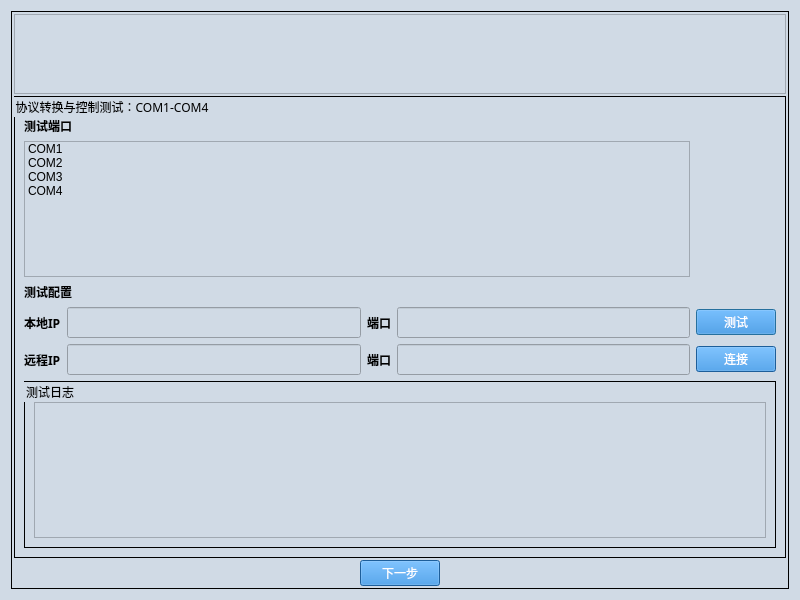
Old version of the form ui/control_device/COM_CONTROL_DEVICE_EXECUTE2.ui in the repository gaoxingyu-hub/HUA54testframework.
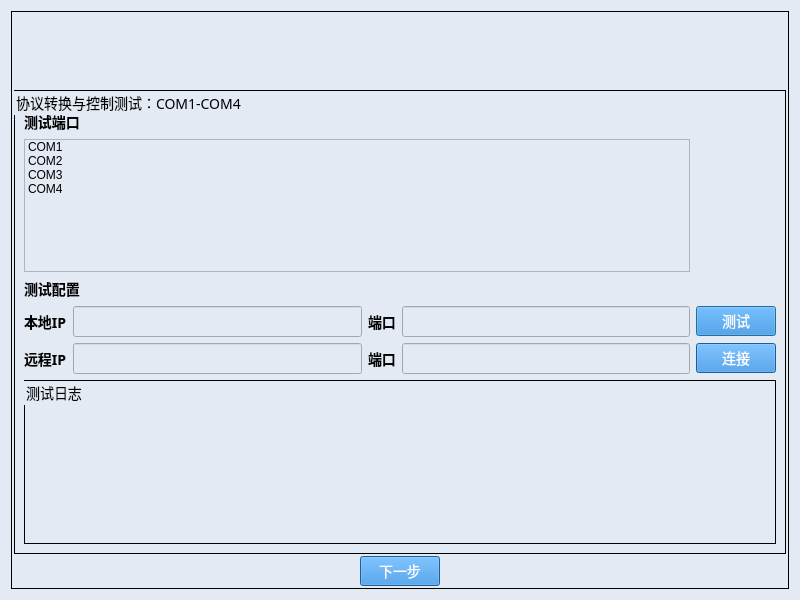
New version of the form.

```diff
--- a/ui/control_device/COM_CONTROL_DEVICE_EXECUTE2.ui
+++ b/ui/control_device/COM_CONTROL_DEVICE_EXECUTE2.ui
@@ -20,48 +20,43 @@
    <string>Dialog</string>
   </property>
   <property name="styleSheet">
-   <string notr="true">QDialog{
-background-color:#D0DAE5;
-}
-
-QTextBrower{
-background-color:#D0DAE5;
-}
-
-QLineEdit{
-background-color:#D0DAE5;
-}
-
+   <string notr="true">
 QWidget{
-background-color:#D0DAE5;
+background-color:#E3EAF4;
 }
-
-QStackedWidget{
-background-color:#D0DAE5;
+QLineEdit{
+background-color:#E3EAF4;
 }
-
-QHeaderView{
-background-color:#D0DAE5;
+QDialog{
+background-color:#E3EAF4;
+margin-top:10px;
 }
-
 QLabel{
-font-size:12px;
+font-size:14px;
 font-family:Microsoft YaHei;
-background-color:#D0DAE5;
+background-color:#E3EAF4;
 }
-
-QPushButton{         /*按钮自适应拉伸背景*/
-border-width: 2px 15px 2px 15px;
+QGroupBox{
+font-size:14px;
+font-family:Microsoft YaHei;
+border:1px solid rgb(0, 0, 0);
+background-color:#E3EAF4;
+}
+QPushButton{
 background-color:#2884D8;
 color: #FFFFFF;
-font-size:12px;
+font-size:14px;
 font-family:Microsoft YaHei;
 }
-
-QGroupBox{
-font-size:12px;
-font-family:Microsoft YaHei;
-border:1px solid rgb(0, 0, 0); 
+QTextBrowser{
+border-width:0;
+border-style:outset;
+background-color:#E3EAF4;
+}
+QGraphicsView{
+background-color:#E3EAF4;
+border-width:0;
+border-style:outset;
 }</string>
   </property>
   <layout class="QGridLayout" name="gridLayout_2">
```
